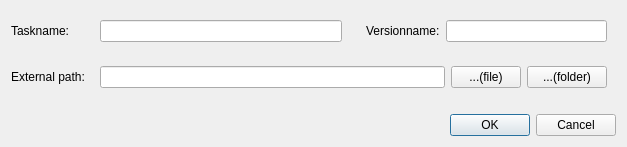
The window that Prism/Scripts/ProjectScripts/UserInterfaces/ExternalTask.ui (PrismPipeline/Prism) describes before a commit, drawn with Qt 5.
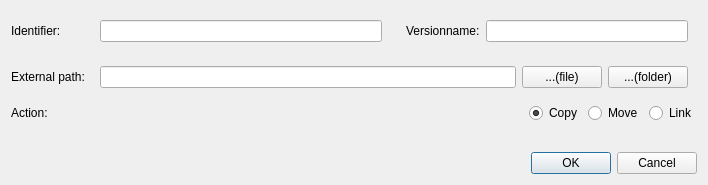
The same window after the commit.

The edit to the form file:
```diff
--- a/Prism/Scripts/ProjectScripts/UserInterfaces/ExternalTask.ui
+++ b/Prism/Scripts/ProjectScripts/UserInterfaces/ExternalTask.ui
@@ -6,8 +6,8 @@
    <rect>
     <x>0</x>
     <y>0</y>
-    <width>627</width>
-    <height>147</height>
+    <width>708</width>
+    <height>185</height>
    </rect>
   </property>
   <property name="windowTitle">
@@ -29,7 +29,7 @@
          <item>
           <widget class="QLabel" name="label_2">
            <property name="text">
-            <string>Taskname:</string>
+            <string>Identifier:</string>
            </property>
           </widget>
          </item>
@@ -91,18 +91,6 @@
             </item>
             <item>
              <widget class="QPushButton" name="b_browseFile">
-              <property name="minimumSize">
-               <size>
-                <width>70</width>
-                <height>0</height>
-               </size>
-              </property>
-              <property name="maximumSize">
-               <size>
-                <width>70</width>
-                <height>16777215</height>
-               </size>
-              </property>
               <property name="focusPolicy">
                <enum>Qt::NoFocus</enum>
               </property>
@@ -116,18 +104,6 @@
             </item>
             <item>
              <widget class="QPushButton" name="b_browseFolder">
-              <property name="minimumSize">
-               <size>
-                <width>80</width>
-                <height>0</height>
-               </size>
-              </property>
-              <property name="maximumSize">
-               <size>
-                <width>80</width>
-                <height>16777215</height>
-               </size>
-              </property>
               <property name="focusPolicy">
                <enum>Qt::NoFocus</enum>
               </property>
@@ -148,6 +124,59 @@
      </layout>
     </widget>
    </item>
+   <item>
+    <widget class="QWidget" name="widget_5" native="true">
+     <layout class="QHBoxLayout" name="horizontalLayout_6">
+      <property name="margin">
+       <number>0</number>
+      </property>
+      <item>
+       <widget class="QLabel" name="label_4">
+        <property name="text">
+         <string>Action:</string>
+        </property>
+       </widget>
+      </item>
+      <item>
+       <spacer name="horizontalSpacer">
+        <property name="orientation">
+         <enum>Qt::Horizontal</enum>
+        </property>
+        <property name="sizeHint" stdset="0">
+         <size>
+          <width>40</width>
+          <height>20</height>
+         </size>
+        </property>
+       </spacer>
+      </item>
+      <item>
+       <widget class="QRadioButton" name="rb_copy">
+        <property name="text">
+         <string>Copy</string>
+        </property>
+        <property name="checked">
+         <bool>true</bool>
+        </property>
+       </widget>
+      </item>
+      <item>
+       <widget class="QRadioButton" name="rb_move">
+        <property name="text">
+         <string>Move</string>
+        </property>
+       </widget>
+      </item>
+      <item>
+       <widget class="QRadioButton" name="rb_link">
+        <property name="text">
+         <string>Link</string>
+        </property>
+       </widget>
+      </item>
+     </layout>
+    </widget>
+   </item>
    <item>
     <spacer name="verticalSpacer">
      <property name="orientation">
```
Left out of the diff: 2 changed lines with no effect on the pictures.
